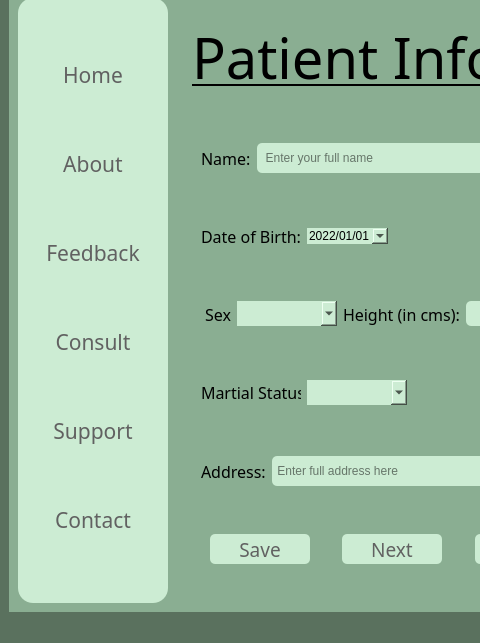
Above: Patient_info_edit.ui from srishtiigautam/restorehealth before the change; both pictures show x 0 to 480 and y 126 to 769 of the 1069 by 769 pixel window. Below: the same form after it.
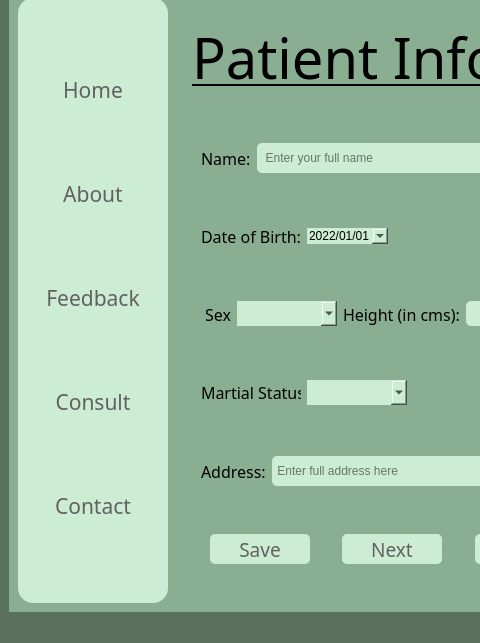
That is the form after the change. Icons and pictures are not drawn.

Diff of the .ui file:
```diff
--- a/Patient_info_edit.ui
+++ b/Patient_info_edit.ui
@@ -215,6 +215,7 @@
              <font>
               <family>Javanese Text</family>
               <pointsize>16</pointsize>
+              <weight>50</weight>
               <bold>false</bold>
              </font>
             </property>
@@ -247,6 +248,7 @@
              <font>
               <family>Javanese Text</family>
               <pointsize>16</pointsize>
+              <weight>50</weight>
               <bold>false</bold>
              </font>
             </property>
@@ -279,6 +281,7 @@
              <font>
               <family>Javanese Text</family>
               <pointsize>16</pointsize>
+              <weight>50</weight>
               <bold>false</bold>
              </font>
             </property>
@@ -311,6 +314,7 @@
              <font>
               <family>Javanese Text</family>
               <pointsize>16</pointsize>
+              <weight>50</weight>
               <bold>false</bold>
              </font>
             </property>
@@ -337,44 +341,13 @@
             </property>
            </widget>
           </item>
-          <item>
-           <widget class="QPushButton" name="pushButton_5">
-            <property name="font">
-             <font>
-              <family>Javanese Text</family>
-              <pointsize>16</pointsize>
-              <bold>false</bold>
-             </font>
-            </property>
-            <property name="cursor">
-             <cursorShape>PointingHandCursor</cursorShape>
-            </property>
-            <property name="styleSheet">
-             <string notr="true">QPushButton{
-color: rgb(97, 97, 97);
-border-radius:10px;
-}
-
-QPushButton:hover{
-background-color: rgb(220, 255, 228);
-	/*color: rgb(255, 255, 255);*/
-	font: 700 16pt &quot;Constantia&quot;;
-}
-
-
-</string>
-            </property>
-            <property name="text">
-             <string>Support</string>
-            </property>
-           </widget>
-          </item>
           <item>
            <widget class="QPushButton" name="Contact_button">
             <property name="font">
              <font>
               <family>Javanese Text</family>
               <pointsize>16</pointsize>
+              <weight>50</weight>
               <bold>false</bold>
              </font>
             </property>
```
Left out of the diff: 1 changed line with no effect on the pictures.
